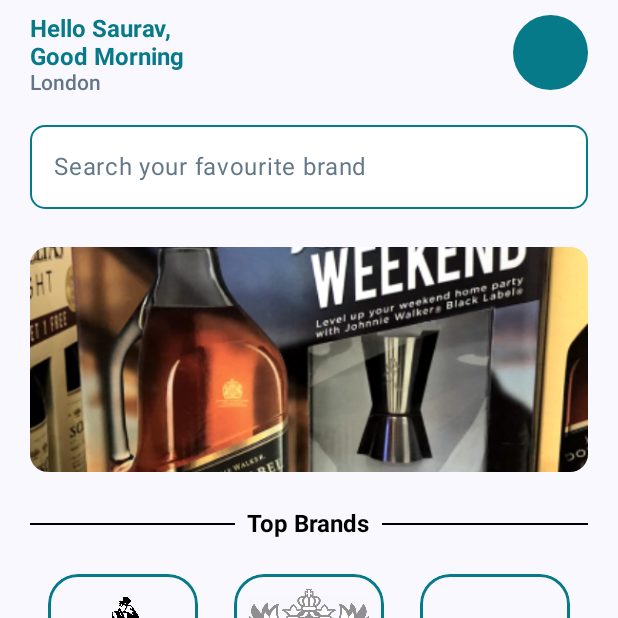
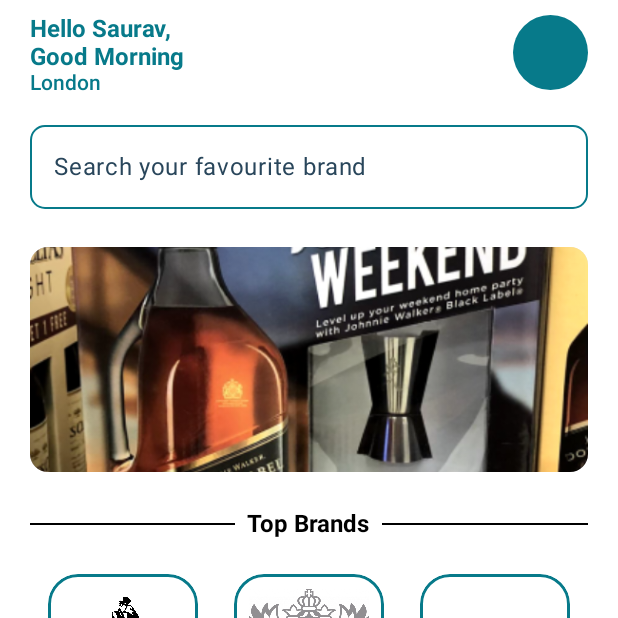
Before and after one commit to Saurav-cmd/Capstone-Project, an Android app built with Jetpack Compose: the screen it shows after launch (MainActivity), after a tap on "Login", on a phone screen of 412 x 824 dp, the top half of it. Run offline under Robolectric (Android 15) with nearby library versions, the phone set to English and light mode, and no system bars; libraries missing offline, so code that uses them is left out: com.exyte.animatednavbar; 2 statements that could not run were skipped.

Commit message:
Theme change completed by Saurav Adhikari

```diff
--- a/app/src/main/java/com/saurav/boozebuddy/MainActivity.kt
+++ b/app/src/main/java/com/saurav/boozebuddy/MainActivity.kt
@@ -11,11 +11,12 @@ import androidx.compose.runtime.Composable
 import androidx.compose.ui.Modifier
 import androidx.navigation.compose.rememberNavController
 import com.saurav.boozebuddy.app_navigation.NavGraph
+import com.saurav.boozebuddy.constants.ThemeUtils.colors
 import com.saurav.boozebuddy.screens.auth.LoginPage
 import com.saurav.boozebuddy.screens.bottom_navigation.BottomNavigationBarMain
 import com.saurav.boozebuddy.screens.home.HomePage
 import com.saurav.boozebuddy.ui.theme.BoozeBuddyTheme
-import com.saurav.boozebuddy.ui.theme.bodyColor
+
 
 class MainActivity : ComponentActivity() {
     override fun onCreate(savedInstanceState: Bundle?) {
@@ -24,7 +25,7 @@ class MainActivity : ComponentActivity() {
             BoozeBuddyTheme {
                 Surface(
                     modifier = Modifier.fillMaxSize(),
-                    color = bodyColor,
+                    color = colors.primary,
                 ) {
                    MyApp()
 
--- /dev/null
+++ b/app/src/main/java/com/saurav/boozebuddy/constants/ThemeUtils.kt
@@ -0,0 +1,11 @@
+package com.saurav.boozebuddy.constants
+
+import androidx.compose.material3.MaterialTheme
+import androidx.compose.material3.ColorScheme
+import androidx.compose.runtime.Composable
+
+object ThemeUtils {
+    val colors: ColorScheme
+        @Composable
+        get() = MaterialTheme.colorScheme
+}
--- a/app/src/main/java/com/saurav/boozebuddy/screens/auth/login.kt
+++ b/app/src/main/java/com/saurav/boozebuddy/screens/auth/login.kt
@@ -12,7 +12,6 @@ import androidx.compose.foundation.layout.fillMaxWidth
 import androidx.compose.foundation.layout.height
 import androidx.compose.foundation.layout.padding
 import androidx.compose.foundation.layout.statusBars
-import androidx.compose.foundation.layout.width
 import androidx.compose.foundation.layout.windowInsetsPadding
 
 import androidx.compose.foundation.lazy.LazyColumn
@@ -42,7 +41,7 @@ import androidx.compose.ui.unit.sp
 import androidx.navigation.NavHostController
 import com.saurav.boozebuddy.R
 import com.saurav.boozebuddy.app_navigation.NavRoute
-import com.saurav.boozebuddy.ui.theme.bodyColor
+import com.saurav.boozebuddy.constants.ThemeUtils.colors
 import com.saurav.boozebuddy.ui.theme.primaryColor
 import com.saurav.boozebuddy.ui.theme.secondaryColor
 
@@ -62,7 +61,7 @@ fun LoginPage(navController: NavHostController) {
                 .padding(horizontal = 10.dp)){
             Text(
                 text = "Welcome \n Back", style = TextStyle(
-                    color = primaryColor,
+                    color = colors.secondary,
                     fontWeight = FontWeight.Bold, fontSize = 25.sp
                 )
             )
@@ -160,8 +159,8 @@ fun CustomButton(navController: NavHostController) {
                   navController.navigate(NavRoute.BottomNavigation.route)
         },
         colors = ButtonDefaults.buttonColors(
-            containerColor = primaryColor,
-            contentColor = bodyColor
+            containerColor = secondaryColor,
+            contentColor = primaryColor
         )
     ) {
         Text(
@@ -186,10 +185,10 @@ private fun String.TextFormField() {
             .fillMaxWidth()
             .padding(top = 10.dp)
             .padding(horizontal = 10.dp)
-            .border(width = 1.dp, color = primaryColor, shape = RoundedCornerShape(10.dp)),
+            .border(width = 1.dp, color = colors.secondary, shape = RoundedCornerShape(10.dp)),
         shape = RoundedCornerShape(10.dp),
         colors = TextFieldDefaults.textFieldColors(
-            textColor = secondaryColor,
+            textColor = colors.secondary,
             containerColor = Color.White,
             focusedIndicatorColor = Color.Transparent,
             unfocusedIndicatorColor = Color.Transparent,
--- a/app/src/main/java/com/saurav/boozebuddy/screens/bottom_navigation/bottom_navigation.kt
+++ b/app/src/main/java/com/saurav/boozebuddy/screens/bottom_navigation/bottom_navigation.kt
@@ -19,6 +19,7 @@ import com.exyte.animatednavbar.AnimatedNavigationBar
 import com.exyte.animatednavbar.animation.balltrajectory.Straight
 import com.exyte.animatednavbar.animation.indendshape.Height
 import com.exyte.animatednavbar.utils.noRippleClickable
+import com.saurav.boozebuddy.constants.ThemeUtils.colors
 import com.saurav.boozebuddy.screens.cart.CartPage
 import com.saurav.boozebuddy.screens.home.HomePage
 import com.saurav.boozebuddy.screens.notification.NotificationPage
@@ -45,8 +46,8 @@ private fun AnimatedNavBar(navController: NavHostController) {
                 selectedIndex = selectedIndex,
                 ballAnimation = Straight(tween(300)),
                 indentAnimation = Height(tween(300)),
-                barColor = primaryColor,
-                ballColor = primaryColor,
+                barColor = colors.secondary,
+                ballColor = colors.secondary,
             ) {
                 navigationBarItems.forEach { item ->
                     Box(
@@ -61,7 +62,7 @@ private fun AnimatedNavBar(navController: NavHostController) {
                             modifier = Modifier.size(26.dp),
                             imageVector = item.icon,
                             contentDescription = "Icon",
-                            tint = if (selectedIndex == item.ordinal) Color.White else bottomNavUnSelectedIconColor
+                            tint = if (selectedIndex == item.ordinal) colors.primary else bottomNavUnSelectedIconColor
                         )
                     }
                 }
--- a/app/src/main/java/com/saurav/boozebuddy/screens/home/HomeActivity.kt
+++ b/app/src/main/java/com/saurav/boozebuddy/screens/home/HomeActivity.kt
@@ -4,27 +4,10 @@ import androidx.compose.foundation.Image
 import androidx.compose.foundation.background
 import androidx.compose.foundation.border
 import androidx.compose.foundation.clickable
-import androidx.compose.foundation.layout.Arrangement
-import androidx.compose.foundation.layout.Box
-import androidx.compose.foundation.layout.Column
-import androidx.compose.foundation.layout.PaddingValues
-import androidx.compose.foundation.layout.Row
-import androidx.compose.foundation.layout.Spacer
-import androidx.compose.foundation.layout.fillMaxSize
-import androidx.compose.foundation.layout.fillMaxWidth
-import androidx.compose.foundation.layout.height
-import androidx.compose.foundation.layout.imePadding
-import androidx.compose.foundation.layout.navigationBarsPadding
-import androidx.compose.foundation.layout.padding
-import androidx.compose.foundation.layout.size
-import androidx.compose.foundation.layout.width
+import androidx.compose.foundation.layout.*
 import androidx.compose.foundation.lazy.LazyColumn
 import androidx.compose.foundation.shape.RoundedCornerShape
-import androidx.compose.material3.Card
-import androidx.compose.material3.ExperimentalMaterial3Api
-import androidx.compose.material3.Text
-import androidx.compose.material3.TextField
-import androidx.compose.material3.TextFieldDefaults
+import androidx.compose.material3.*
 import androidx.compose.runtime.Composable
 import androidx.compose.runtime.getValue
 import androidx.compose.runtime.mutableStateOf
@@ -38,15 +21,16 @@ import androidx.compose.ui.layout.ContentScale
 import androidx.compose.ui.res.painterResource
 import androidx.compose.ui.text.TextStyle
 import androidx.compose.ui.text.font.FontWeight
+import androidx.compose.ui.tooling.preview.Preview
 import androidx.compose.ui.unit.dp
 import androidx.compose.ui.unit.sp
 import androidx.navigation.NavHostController
 import com.saurav.boozebuddy.R
 import com.saurav.boozebuddy.app_navigation.NavRoute
 import com.saurav.boozebuddy.constants.ImagesConst
+import com.saurav.boozebuddy.constants.ThemeUtils.colors
 import com.saurav.boozebuddy.models.Item
-import com.saurav.boozebuddy.ui.theme.primaryColor
-import com.saurav.boozebuddy.ui.theme.secondaryColor
+import com.saurav.boozebuddy.ui.theme.containerColor
 
 val items = listOf(
     Item(1, "Johnnie Walker", imageRes = ImagesConst.johnnieWalker),
@@ -55,7 +39,6 @@ val items = listOf(
     Item(4, "Tequila", imageRes = ImagesConst.tequila),
     Item(5, "Vodka", imageRes = ImagesConst.vodka),
 )
-
 
 @Composable
 fun HomePage(navController: NavHostController) {
@@ -99,14 +82,14 @@ private fun GreetingContainer() {
             Text(
                 text = "Hello Saurav,\nGood Morning",
                 style = TextStyle(
-                    color = primaryColor,
+                    color = colors.secondary,
                     fontWeight = FontWeight.Bold, fontSize = 16.sp
                 )
             )
             Text(
                 text = "London",
                 style = TextStyle(
-                    color = secondaryColor,
+                    color = colors.secondary,
                     fontWeight = FontWeight.W500, fontSize = 14.sp
                 )
             )
@@ -115,10 +98,9 @@ private fun GreetingContainer() {
             modifier = Modifier
                 .clip(shape = RoundedCornerShape(50.dp))
                 .size(50.dp)
-                .background(color = primaryColor)
+                .background(color = colors.secondary)
         ) {
         }
-
     }
 }
 
@@ -142,19 +124,21 @@ private fun Banner() {
 @Composable
 private fun String.TextFormField() {
     var textFieldValue by remember { mutableStateOf("") }
+    val colors = MaterialTheme.colorScheme
+
     TextField(
         value = textFieldValue,
         onValueChange = { data ->
             textFieldValue = data
         },
-        placeholder = { Text(text = this, color = secondaryColor) },
+        placeholder = { Text(text = this, color = containerColor) },
         modifier = Modifier
             .fillMaxWidth()
             .padding(top = 10.dp)
-            .border(width = 1.dp, color = primaryColor, shape = RoundedCornerShape(10.dp)),
+            .border(width = 1.dp, color = colors.secondary, shape = RoundedCornerShape(10.dp)),
         shape = RoundedCornerShape(10.dp),
         colors = TextFieldDefaults.textFieldColors(
-            textColor = secondaryColor,
+            textColor = colors.secondary,
             containerColor = Color.White,
             focusedIndicatorColor = Color.Transparent,
             unfocusedIndicatorColor = Color.Transparent,
@@ -165,6 +149,8 @@ private fun String.TextFormField() {
 
 @Composable
 fun TopBrandsLine() {
+    val colors = MaterialTheme.colorScheme
+
     Row(
         modifier = Modifier.fillMaxWidth(),
         horizontalArrangement = Arrangement.Center,
@@ -174,19 +160,19 @@ fun TopBrandsLine() {
             modifier = Modifier
                 .weight(1f)
                 .height(1.dp)
-                .background(Color.Black)
+                .background(colors.onSurface)
         )
         Text(
             text = "Top Brands",
-            style = TextStyle( fontSize = 16.sp, fontWeight = FontWeight.Bold),
-            color = Color.Black,
+            style = TextStyle(fontSize = 16.sp, fontWeight = FontWeight.Bold),
+            color = colors.onSurface,
             modifier = Modifier.padding(horizontal = 8.dp)
         )
         Box(
             modifier = Modifier
                 .weight(1f)
                 .height(1.dp)
-                .background(Color.Black)
+                .background(colors.onSurface)
         )
     }
 }
@@ -214,7 +200,7 @@ fun TopBrandsGridView(navController: NavHostController) {
                         Spacer(modifier = Modifier.height(4.dp))
                         Text(
                             text = item.text,
-                            color = Color.Black,
+                            color = colors.onSurface,
                             modifier = Modifier.align(Alignment.CenterHorizontally),
                             style = TextStyle(fontSize = 14.sp, fontWeight = FontWeight.Bold)
                         )
@@ -232,15 +218,15 @@ fun TopBrandsGridView(navController: NavHostController) {
 
 @Composable
 fun GridItem(item: Item, navController: NavHostController) {
+    val colors = MaterialTheme.colorScheme
     Box(
         modifier = Modifier
             .width(100.dp)
             .height(100.dp)
             .clip(RoundedCornerShape(20.dp))
-            .border(width = 1.5.dp, color = primaryColor, shape = RoundedCornerShape(20.dp))
+            .border(width = 1.5.dp, color = colors.secondary, shape = RoundedCornerShape(20.dp))
             .clickable {
                 navController.navigate(NavRoute.ProductListing.route)
-//                navController.navigate(NavRoute.ProductListing.route + "/${item.id}")
             }
     ) {
         Image(
--- a/app/src/main/java/com/saurav/boozebuddy/screens/splash_screen.kt
+++ b/app/src/main/java/com/saurav/boozebuddy/screens/splash_screen.kt
@@ -26,6 +26,9 @@ import androidx.compose.ui.unit.dp
 import androidx.compose.ui.unit.sp
 import androidx.navigation.NavHostController
 import com.saurav.boozebuddy.app_navigation.NavRoute
+import com.saurav.boozebuddy.constants.ThemeUtils.colors
+import com.saurav.boozebuddy.ui.theme.primaryColor
+import com.saurav.boozebuddy.ui.theme.secondaryColor
 import kotlinx.coroutines.delay
 
 @Composable
@@ -57,13 +60,13 @@ fun StylishBBAnimation(onAnimationEnd: () -> Unit) {
             style = TextStyle(
                 fontSize = 100.sp,
                 fontWeight = FontWeight.Bold,
-                color = Color.Black
+                color = colors.secondary
             )
         )
         Canvas(modifier = Modifier.size(200.dp)) {
             val pathEffect = PathEffect.dashPathEffect(floatArrayOf(10f, 10f), 0f)
             drawArc(
-                color = Color.Black,
+                color = secondaryColor,
                 startAngle = 0f,
                 sweepAngle = animatedProgress * 360f,
                 useCenter = false,
--- a/app/src/main/java/com/saurav/boozebuddy/ui/theme/Color.kt
+++ b/app/src/main/java/com/saurav/boozebuddy/ui/theme/Color.kt
@@ -2,18 +2,13 @@ package com.saurav.boozebuddy.ui.theme
 
 import androidx.compose.ui.graphics.Color
 
-val Purple80 = Color(0xFFD0BCFF)
-val PurpleGrey80 = Color(0xFFCCC2DC)
-val Pink80 = Color(0xFFEFB8C8)
 
-val Purple40 = Color(0xFF6650a4)
-val PurpleGrey40 = Color(0xFF625b71)
-val Pink40 = Color(0xFF7D5260)
-
-val primaryColor = Color(0XFF077A8A)
-val secondaryColor = Color(0XBB29465B)
-val bodyColor = Color(0XFFFFFFFF)
+val primaryColor = Color(0XFFFFFFFF)
+val secondaryColor = Color(0XFF077A8A)
 val containerColor = Color(0xFF29465B)
 val errorColor = Color.Red
 val lightGrey = Color(0xFFD6D6D6)
 val bottomNavUnSelectedIconColor = Color(0xFFD3D3D3)
+
+val darkThemePrimaryColor = Color(0xFF121212)
+val darkThemeSecondaryColor = Color.White
--- a/app/src/main/java/com/saurav/boozebuddy/ui/theme/Theme.kt
+++ b/app/src/main/java/com/saurav/boozebuddy/ui/theme/Theme.kt
@@ -1,63 +1,50 @@
 package com.saurav.boozebuddy.ui.theme
 
 import android.app.Activity
-import android.os.Build
 import androidx.compose.foundation.isSystemInDarkTheme
 import androidx.compose.material3.MaterialTheme
 import androidx.compose.material3.darkColorScheme
-import androidx.compose.material3.dynamicDarkColorScheme
-import androidx.compose.material3.dynamicLightColorScheme
 import androidx.compose.material3.lightColorScheme
 import androidx.compose.runtime.Composable
 import androidx.compose.runtime.SideEffect
+import androidx.compose.ui.graphics.Color
 import androidx.compose.ui.graphics.toArgb
-import androidx.compose.ui.platform.LocalContext
 import androidx.compose.ui.platform.LocalView
 import androidx.core.view.WindowCompat
 
 private val DarkColorScheme = darkColorScheme(
-    primary = Purple80,
-    secondary = PurpleGrey80,
-    tertiary = Pink80
+    primary = darkThemePrimaryColor,
+    secondary = darkThemeSecondaryColor,
+    background = Color.Black,
+    surface = Color.Black,
 )
 
 private val LightColorScheme = lightColorScheme(
-    primary = Purple40,
-    secondary = PurpleGrey40,
-    tertiary = Pink40
-
-    /* Other default colors to override
-    background = Color(0xFFFFFBFE),
-    surface = Color(0xFFFFFBFE),
-    onPrimary = Color.White,
-    onSecondary = Color.White,
-    onTertiary = Color.White,
-    onBackground = Color(0xFF1C1B1F),
-    onSurface = Color(0xFF1C1B1F),
-    */
+    primary = primaryColor,
+    secondary = secondaryColor,
+    tertiary = containerColor,
+    background = Color.White,
+    surface = Color.White,
+    onPrimary = Color.White, // Color for text on primary
+    onSecondary = Color.Black, // Color for text on secondary
+    onBackground = Color.Black,
+    onSurface = Color.Black,
+    error = errorColor
 )
 
 @Composable
 fun BoozeBuddyTheme(
     darkTheme: Boolean = isSystemInDarkTheme(),
-    // Dynamic color is available on Android 12+
-    dynamicColor: Boolean = true,
     content: @Composable () -> Unit
 ) {
-    val colorScheme = when {
-        dynamicColor && Build.VERSION.SDK_INT >= Build.VERSION_CODES.S -> {
-            val context = LocalContext.current
-            if (darkTheme) dynamicDarkColorScheme(context) else dynamicLightColorScheme(context)
-        }
+    val colorScheme = if (darkTheme) DarkColorScheme else LightColorScheme
 
-        darkTheme -> DarkColorScheme
-        else -> LightColorScheme
-    }
     val view = LocalView.current
     if (!view.isInEditMode) {
         SideEffect {
             val window = (view.context as Activity).window
-            window.statusBarColor = colorScheme.primary.toArgb()
+            window.statusBarColor = colorScheme.secondary.toArgb()
+            window.navigationBarColor = colorScheme.secondary.toArgb()
             WindowCompat.getInsetsController(window, view).isAppearanceLightStatusBars = darkTheme
         }
     }
--- a/app/src/main/res/values-v23/themes.xml
+++ b/app/src/main/res/values-v23/themes.xml
@@ -2,8 +2,8 @@
 
     <style name="Theme.BoozeBuddy" parent="Base.Theme.BoozeBuddy">
         <!-- Transparent system bars for edge-to-edge. -->
-        <item name="android:navigationBarColor">@android:color/transparent</item>
-        <item name="android:statusBarColor">@android:color/transparent</item>
-        <item name="android:windowLightStatusBar">?attr/isLightTheme</item>
+<!--        <item name="android:navigationBarColor">@android:color/transparent</item>-->
+<!--        <item name="android:statusBarColor">@android:color/black</item>-->
+<!--        <item name="android:windowLightStatusBar">?attr/isLightTheme</item>-->
     </style>
 </resources>
```
Also changed, not shown: app/src/main/java/com/saurav/boozebuddy/screens/auth/sign_up.kt (+33 -22 lines), app/src/main/java/com/saurav/boozebuddy/screens/cart/cart_page.kt (+9 -11 lines), app/src/main/java/com/saurav/boozebuddy/screens/notification/notification_page.kt (+95 -16 lines), app/src/main/java/com/saurav/boozebuddy/screens/product/productsDetails.kt (+5 -5 lines), app/src/main/java/com/saurav/boozebuddy/screens/profile/profile_page.kt (+11 -7 lines).
